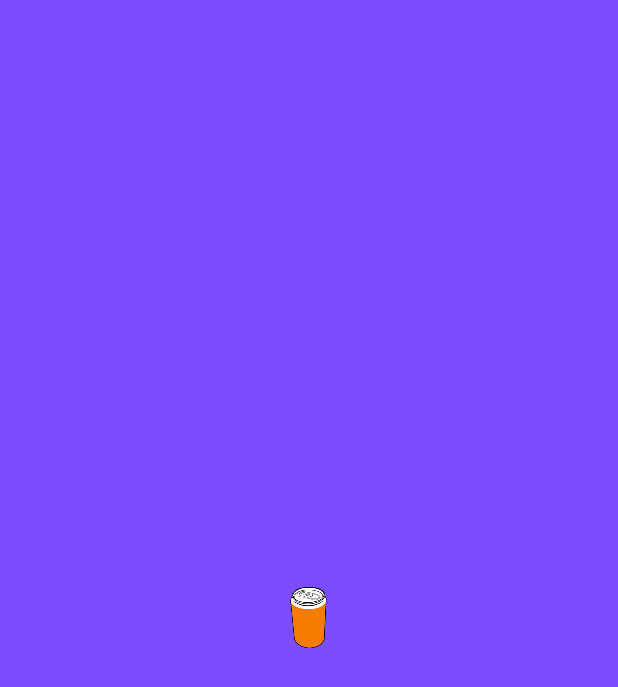
After one commit to elisara/KellotusApp, an Android app: the SplashActivity screen opened directly, with no data from a screen before it, on a phone screen of 412 x 824 dp. The commit adds this screen. Shown: the top 687 px of the screen. Run offline under Robolectric (Android 15) with nearby library versions, the phone set to English and light mode, and no system bars; 1 statement that could not run was skipped.

Commit message:
date to shared data, to UI in results_layout and splash screen almost working

```diff
--- a/app/src/main/java/com/example/elisarajaniemi/kellotusapp/ConnectDeviceActivity.java
+++ b/app/src/main/java/com/example/elisarajaniemi/kellotusapp/ConnectDeviceActivity.java
@@ -162,12 +162,11 @@ public class ConnectDeviceActivity extends AppCompatActivity implements ServiceC
         viewPager.addOnPageChangeListener(new ViewPager.OnPageChangeListener() {
             @Override
             public void onPageScrolled(int position, float positionOffset, int positionOffsetPixels) {
-
+                //adapter.notifyDataSetChanged();
             }
 
             @Override
             public void onPageSelected(int position) {
-                System.out.println("CHANGEDDDDDDD");
                 adapter.notifyDataSetChanged();
                 //notifyDataSetChanged();
             }
--- a/app/src/main/java/com/example/elisarajaniemi/kellotusapp/KellotusFragment.java
+++ b/app/src/main/java/com/example/elisarajaniemi/kellotusapp/KellotusFragment.java
@@ -44,6 +44,7 @@ import com.mbientlab.metawear.module.Accelerometer;
 
 import java.text.DecimalFormatSymbols;
 import java.util.ArrayList;
+import java.util.Date;
 
 /**
  * Created by Elisa Rajaniemi on 22.9.2016.
@@ -388,7 +389,7 @@ public class KellotusFragment extends Fragment implements GoogleApiClient.Connec
                 else if (dbtime-28.9 > 0) kellotustime = (int) valiLuku + 9;
 
 
-                int date = (int) endTime % Integer.MAX_VALUE;
+                int date = (int) (new Date().getTime()/1000);
                 rdbh.insertResults(mAddressOutput, dbtime, kellotustime, date, comment, name, loc.getLatitude(), loc.getLongitude());
                 showToast("Saved successfully");
 
--- a/app/src/main/java/com/example/elisarajaniemi/kellotusapp/MyArrayAdapter.java
+++ b/app/src/main/java/com/example/elisarajaniemi/kellotusapp/MyArrayAdapter.java
@@ -45,8 +45,8 @@ public class MyArrayAdapter extends ArrayAdapter<ResultItem> {
 
         // Populate the data into the template view using the data object
         tvName.setText(ri.name);
-        timeView.setText(ri.time+"s");
-        kellotusView.setText(ri.kellotusTime+"ks");
+        kellotusView.setText(""+ri.kellotusTime);
+        timeView.setText("("+ri.time+"s)");
         commentView.setText(ri.comment);
 
         // Return the completed view to render on screen
--- /dev/null
+++ b/app/src/main/java/com/example/elisarajaniemi/kellotusapp/SplashActivity.java
@@ -0,0 +1,21 @@
+package com.example.elisarajaniemi.kellotusapp;
+
+import android.content.Intent;
+import android.os.Bundle;
+import android.support.v7.app.AppCompatActivity;
+
+/**
+ * Created by Elisa Rajaniemi on 30.9.2016.
+ */
+
+public class SplashActivity extends AppCompatActivity {
+
+    @Override
+    protected void onCreate(Bundle savedInstanceState) {
+        super.onCreate(savedInstanceState);
+
+        Intent intent = new Intent(this, MainActivity.class);
+        startActivity(intent);
+        finish();
+    }
+}
--- /dev/null
+++ b/app/src/main/res/drawable/background_splash.xml
@@ -0,0 +1,11 @@
+<?xml version="1.0" encoding="utf-8"?>
+<layer-list xmlns:android="http://schemas.android.com/apk/res/android">
+    <item
+        android:drawable="@color/colorAccent"/>
+    <item>
+        <bitmap
+            android:gravity="center"
+            android:src="@mipmap/bottle"/>
+    </item>
+
+</layer-list>
--- a/app/src/main/res/layout/kellotus_layout.xml
+++ b/app/src/main/res/layout/kellotus_layout.xml
@@ -69,12 +69,16 @@
                     android:weightSum="1">
 
                     <EditText
+                        android:imeOptions="actionDone"
+                        android:singleLine="true"
                         android:id="@+id/edit_name"
                         android:layout_width="match_parent"
                         android:layout_height="40dp"
                         android:hint="name" />
 
                     <EditText
+                        android:imeOptions="actionDone"
+                        android:singleLine="true"
                         android:id="@+id/edit_comment"
                         android:layout_width="match_parent"
                         android:layout_height="40dp"
--- a/app/src/main/res/layout/results_layout.xml
+++ b/app/src/main/res/layout/results_layout.xml
@@ -22,7 +22,7 @@
             android:paddingRight="16dp"
             android:paddingBottom="10dp"
             android:paddingTop="10dp"
-            android:layout_weight="4"
+            android:layout_weight="5"
             android:orientation="vertical"
             android:layout_width="wrap_content"
             android:layout_height="wrap_content">
@@ -45,6 +45,7 @@
         <Spinner
             android:id="@+id/sort"
             android:layout_weight="1"
+            android:textColor="#FFFFFF"
             android:background="@android:color/transparent"
             android:layout_width="wrap_content"
             android:layout_height="match_parent" />
--- a/app/src/main/res/layout/spinner_item.xml
+++ b/app/src/main/res/layout/spinner_item.xml
@@ -6,5 +6,6 @@
     android:layout_height="wrap_content"
     android:textSize="20dp"
     android:gravity="right"
+    android:padding="10dp"
     android:textColor="#FFFFFF"
     />
--- a/app/src/main/res/values-v21/styles.xml
+++ b/app/src/main/res/values-v21/styles.xml
@@ -1,5 +1,4 @@
 <resources>
-
     <style name="AppTheme.NoActionBar">
         <item name="windowActionBar">false</item>
         <item name="windowNoTitle">true</item>
--- a/app/src/main/res/values/styles.xml
+++ b/app/src/main/res/values/styles.xml
@@ -17,4 +17,19 @@
 
     <style name="AppTheme.PopupOverlay" parent="ThemeOverlay.AppCompat.Light" />
 
+
+    <style name="MySpinnerTheme" parent="AppTheme.NoActionBar">
+        <item name="android:spinnerItemStyle">@style/MySpinnerItem</item>
+    </style>
+    <style name="MySpinnerItem" parent="android:Widget.TextView.SpinnerItem">
+        <item name="android:textAppearance">@style/MyTextAppearanceSpinnerItem</item>
+    </style>
+    <style name="MyTextAppearanceSpinnerItem" parent="android:TextAppearance.Widget.TextView.SpinnerItem">
+        <item name="android:textColor">#FFFF</item>
+    </style>
+
+    <style name="SplashTheme" parent="Theme.AppCompat.NoActionBar">
+        <item name="android:windowBackground">@drawable/background_splash</item>
+    </style>
+
 </resources>
```
Also changed, not shown: app/src/main/AndroidManifest.xml (+13 -3 lines), app/src/main/java/com/example/elisarajaniemi/kellotusapp/ResultsFragment.java (+8 -1 lines), app/src/main/res/layout/my_list_item.xml (+12 -8 lines).
